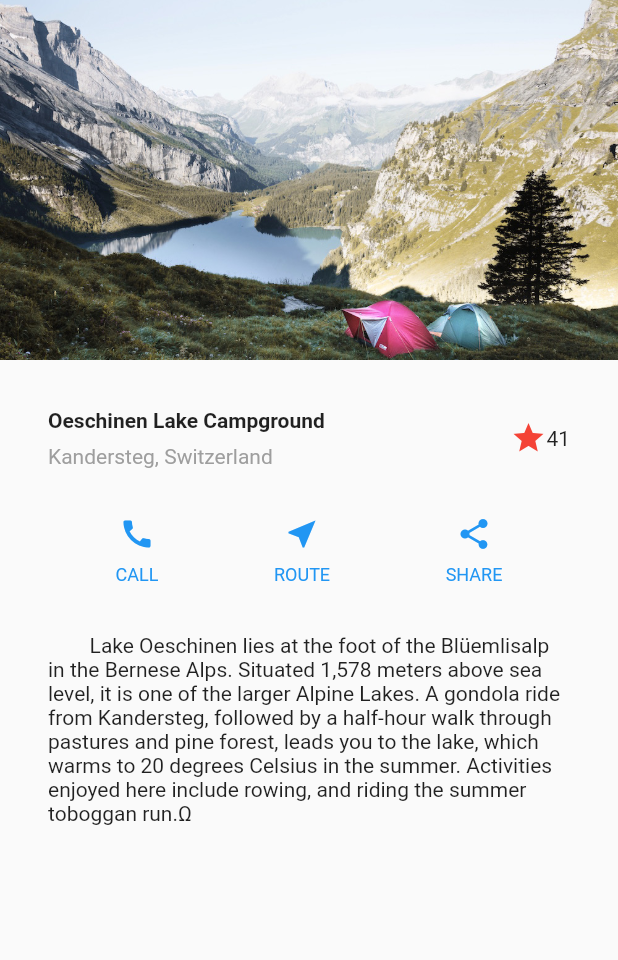
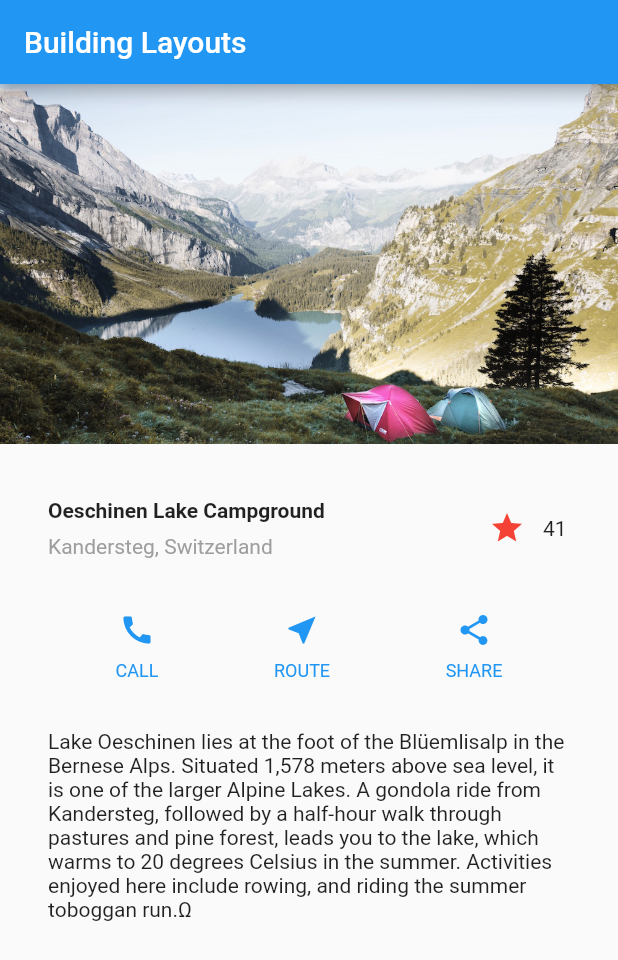
Before and after one commit to m-kodama/flutter-building-layouts-tutorial, a Flutter app: the screen it shows after launch, on a phone screen of 412 x 824 dp. Shown: the top 960 px of the screen. Run offline on Flutter 3.47's test engine with Material 2 defaults, Android fonts, the phone set to English and light mode, and no system bars.

Commit message:
お気に入りボタンのインタラクティブを実装

```diff
--- a/lib/main.dart
+++ b/lib/main.dart
@@ -57,11 +57,7 @@ class MyApp extends StatelessWidget {
               ],
             ),
           ),
-          Icon(
-            Icons.star,
-            color: Colors.red,
-          ),
-          Text('41'),
+          FavoriteWidget(),
         ],
       ),
     );
@@ -82,10 +78,9 @@ class MyApp extends StatelessWidget {
     Widget textSection = Container(
       padding: const EdgeInsets.all(32.0),
       child: Text(
-        '''
-        Lake Oeschinen lies at the foot of the Blüemlisalp in the Bernese Alps. Situated 1,578 meters above sea level, it is one of the larger Alpine Lakes. A gondola ride from Kandersteg, followed by a half-hour walk through pastures and pine forest, leads you to the lake, which warms to 20 degrees Celsius in the summer. Activities enjoyed here include rowing, and riding the summer toboggan run.Ω
+        '''Lake Oeschinen lies at the foot of the Blüemlisalp in the Bernese Alps. Situated 1,578 meters above sea level, it is one of the larger Alpine Lakes. A gondola ride from Kandersteg, followed by a half-hour walk through pastures and pine forest, leads you to the lake, which warms to 20 degrees Celsius in the summer. Activities enjoyed here include rowing, and riding the summer toboggan run.Ω
         ''',
-        softWrap: true, // 折り返して表示
+        softWrap: true, // 折り返して表示(デフォルトはtrue)
       ),
     );
 
@@ -95,6 +90,9 @@ class MyApp extends StatelessWidget {
         primarySwatch: Colors.blue,
       ),
       home: Scaffold(
+        appBar: AppBar(
+          title: Text('Building Layouts'),
+        ),
         body: ListView(
           children: <Widget>[
             Image.asset(
@@ -112,6 +110,52 @@ class MyApp extends StatelessWidget {
 
     );
 
-
   }
 }
+
+class FavoriteWidget extends StatefulWidget {
+  @override
+  _FavoriteWidgetState createState() => _FavoriteWidgetState();
+}
+
+class _FavoriteWidgetState extends State<FavoriteWidget> {
+  bool _isFavorited = true;
+  int _favoriteCount = 41;
+
+  void _toggleFavorite() {
+    setState(() {
+      if (_isFavorited) {
+        _favoriteCount -= 1;
+        _isFavorited = false;
+      } else {
+        _favoriteCount += 1;
+        _isFavorited = true;
+      }
+    });
+  }
+
+  @override
+  Widget build(BuildContext context) {
+    return Row(
+      mainAxisSize: MainAxisSize.min,
+      children: <Widget>[
+        Container(
+          padding: EdgeInsets.all(0.0),
+          child: IconButton(
+              icon: (_isFavorited
+                  ? Icon(Icons.star)
+                  : Icon(Icons.star_border)),
+              color: Colors.red[500],
+              onPressed: _toggleFavorite
+          ),
+        ),
+        SizedBox(
+          width: 18.0,
+          child: Container(
+            child: Text('$_favoriteCount'),
+          ),
+        ),
+      ],
+    );
+  }
+}
```
